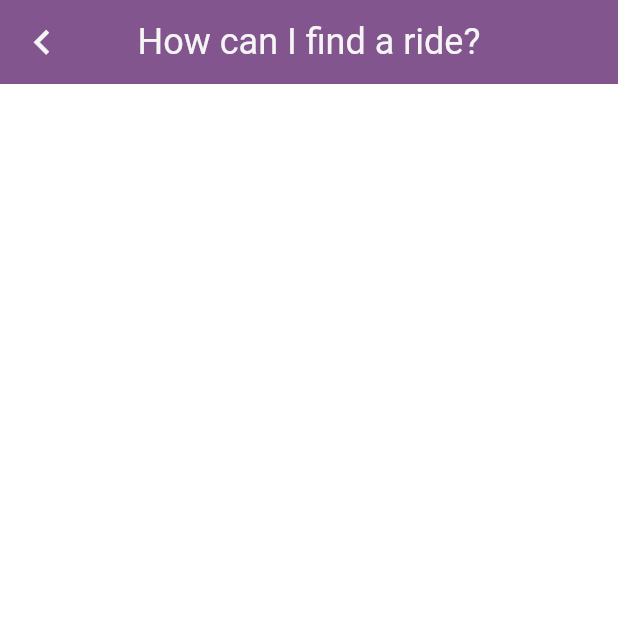
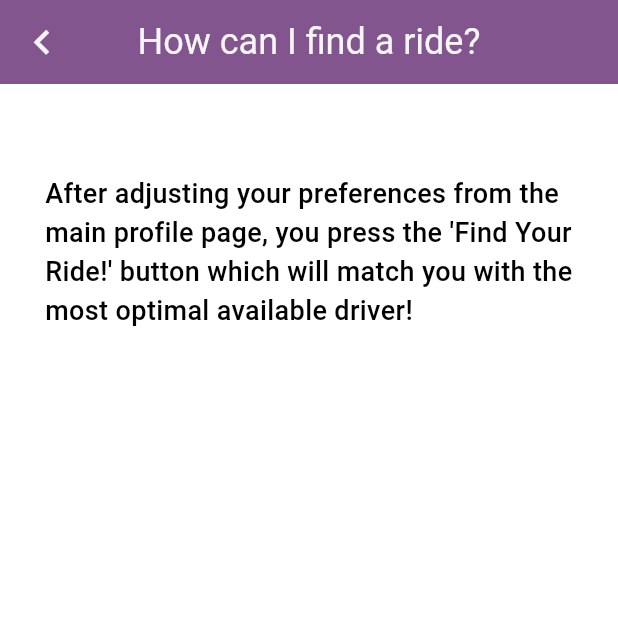
Before and after one commit to EmreUte/CS310-Project, a Flutter app: the FaqScreen screen opened by its route, after a tap on "How can I find a ride?", on a phone screen of 412 x 824 dp, the top half of it. Run offline on Flutter 3.47's test engine with Material 3 defaults, Android fonts, the phone set to English and light mode, and no system bars; drawn by our look-alikes of auto_size_text; our stand-ins replace cloud_firestore, email_validator, firebase_auth, firebase_core, flutter_typeahead, google_fonts; accounts and stored records are empty.

Commit message:
Added answers to FAQ pages. Pubspec.yaml includes auto-text-size for appbar text fitting (question fitting)

```diff
--- a/lib/help_related/components/faq_block.dart
+++ b/lib/help_related/components/faq_block.dart
@@ -7,8 +7,9 @@ import '../questions_page.dart';
 
 class QuestionBlock extends StatelessWidget {
   final String question;
+  final String answer;
 
-  const QuestionBlock({super.key, required this.question});
+  const QuestionBlock({super.key, required this.question, required this.answer});
 
   @override
   Widget build(BuildContext context) {
@@ -27,7 +28,7 @@ class QuestionBlock extends StatelessWidget {
             Navigator.push(
               context,
               MaterialPageRoute(
-                builder: (context) => QuestionScreen(question),
+                builder: (context) => QuestionScreen(question, answer),
               ),
             );
           },
--- a/lib/help_related/faq_page.dart
+++ b/lib/help_related/faq_page.dart
@@ -8,7 +8,15 @@ class FaqScreen extends StatelessWidget {
   static const List<String> questions = [
     "How can I find a ride?",
     "How is the matching between driver and passengers done?",
+    "Which one of my credit cards is used during payment?",
     "Can I use cash?",
+  ];
+
+  static const List<String> answers = [
+    "After adjusting your preferences from the main profile page, you press the 'Find Your Ride!' button which will match you with the most optimal available driver!",
+    "The algorithm takes into account the preferences of both the driver and the passenger to compute your compatibility. Afterwards, the best match is displayed.",
+    "The app uses the top most credit card for payment, which can be found inside your Wallet. Currently, the only way of changing this order is through rearranging via deletion and adding.",
+    "The use of cash must be discussed with your driver, since the app only allows online transactions to occur.",
   ];
 
   const FaqScreen({super.key});
@@ -39,9 +47,15 @@ class FaqScreen extends StatelessWidget {
               crossAxisAlignment: CrossAxisAlignment.start,
               children: [
                 Column(
-                  children: questions.map((question) => QuestionBlock(
-                      question: question
-                  )).toList(),
+                  children: questions.asMap().entries.map((entry) {
+                    int index = entry.key;
+                    String question = entry.value;
+                    String answer = answers[index];
+                    return QuestionBlock(
+                      question: question,
+                      answer: answer,
+                    );
+                  }).toList(),
                 ),
               ],
             ),
--- a/lib/help_related/questions_page.dart
+++ b/lib/help_related/questions_page.dart
@@ -1,22 +1,29 @@
+import 'package:auto_size_text/auto_size_text.dart';
 import 'package:flutter/material.dart';
 
 import '../utils/colors.dart';
+import '../utils/dimensions.dart';
 import '../utils/styles.dart';
 
 class QuestionScreen extends StatelessWidget {
   final String question;
+  final String answer;
 
-  const QuestionScreen(this.question, {super.key});
+  const QuestionScreen(this.question, this.answer, {super.key});
 
   @override
   Widget build(BuildContext context) {
     return Scaffold(
         backgroundColor: Colors.white,
         appBar: AppBar(
-          title: Text(
+          title: AutoSizeText(
           question,
           style: kAppBarText,
-      ),
+          maxLines: 1,
+          minFontSize: 12, // Minimum font size to ensure readability
+          maxFontSize: kAppBarText.fontSize?.toDouble() ?? 24, // Use kAppBarText font size as max
+          overflow: TextOverflow.ellipsis, // Fallback if text still doesn't fit
+        ),
       leading: IconButton(
       icon: const Icon(Icons.chevron_left_outlined, size: 33, color: AppColors.primaryText),
       onPressed: () => {
@@ -26,6 +33,13 @@ class QuestionScreen extends StatelessWidget {
         centerTitle: true,
         automaticallyImplyLeading: false,
       ),
+      body: Padding(
+          padding: Dimen.screenPadding,
+          child: Text(
+            answer,
+            style: kText,
+          ),
+      ),
     );
   }
 
--- a/pubspec.yaml
+++ b/pubspec.yaml
@@ -46,6 +46,7 @@ dependencies:
   cupertino_icons: ^1.0.8
   google_fonts: ^6.2.1
   intl: ^0.17.0
+  auto_size_text: ^3.0.0
 
 dev_dependencies:
   flutter_test:
```
Also changed, not shown: pubspec.lock.
